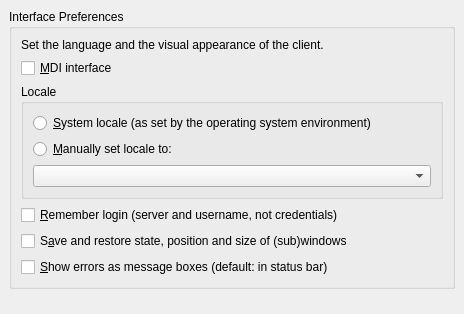
The window that qt/PreferencesDialogInterface.ui (Wolframe/qtClient) describes before a commit, drawn with Qt 5.
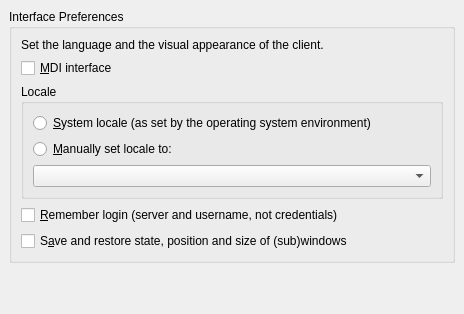
The same window after the commit.

Commit message: qtclient: backported "no close error box on logout" fix, removal of the preferences dialog box for error boxes or status messages, also backported some small compilation warning fixes

```diff
--- a/qt/PreferencesDialogInterface.ui
+++ b/qt/PreferencesDialogInterface.ui
@@ -96,13 +96,6 @@
         </property>
        </widget>
       </item>
-      <item row="6" column="0">
-       <widget class="QCheckBox" name="errorsMessageBoxes">
-        <property name="text">
-         <string>&amp;Show errors as message boxes (default: in status bar)</string>
-        </property>
-       </widget>
-      </item>
      </layout>
     </widget>
    </item>
```
The commit also changes 10 other files.
